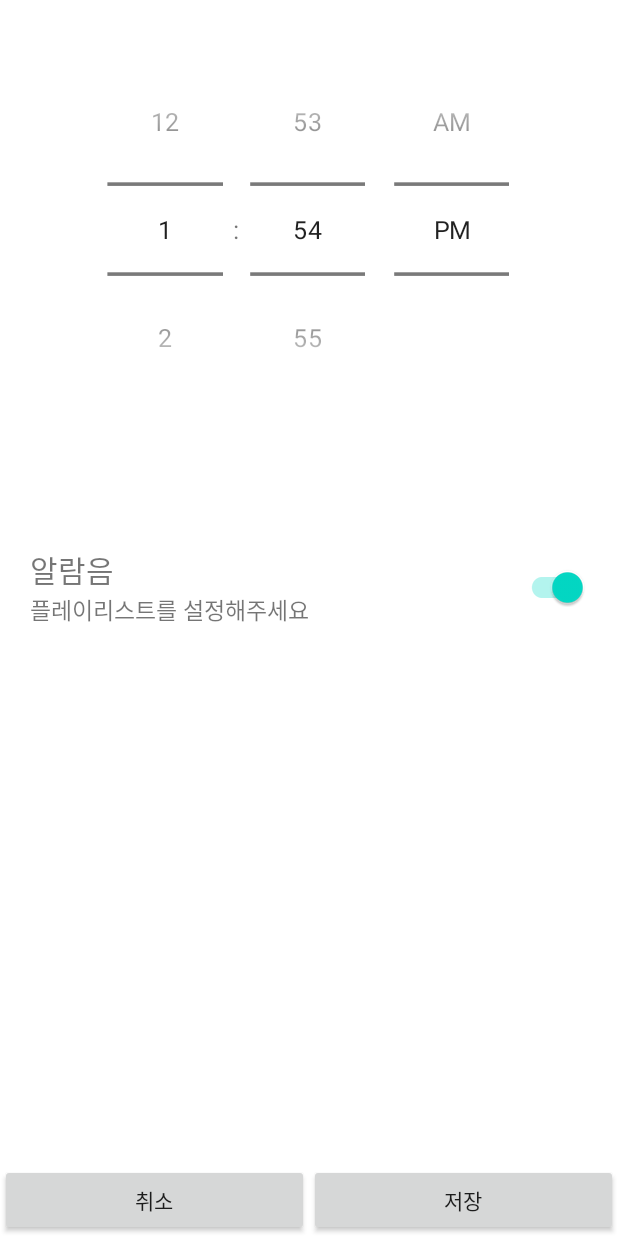
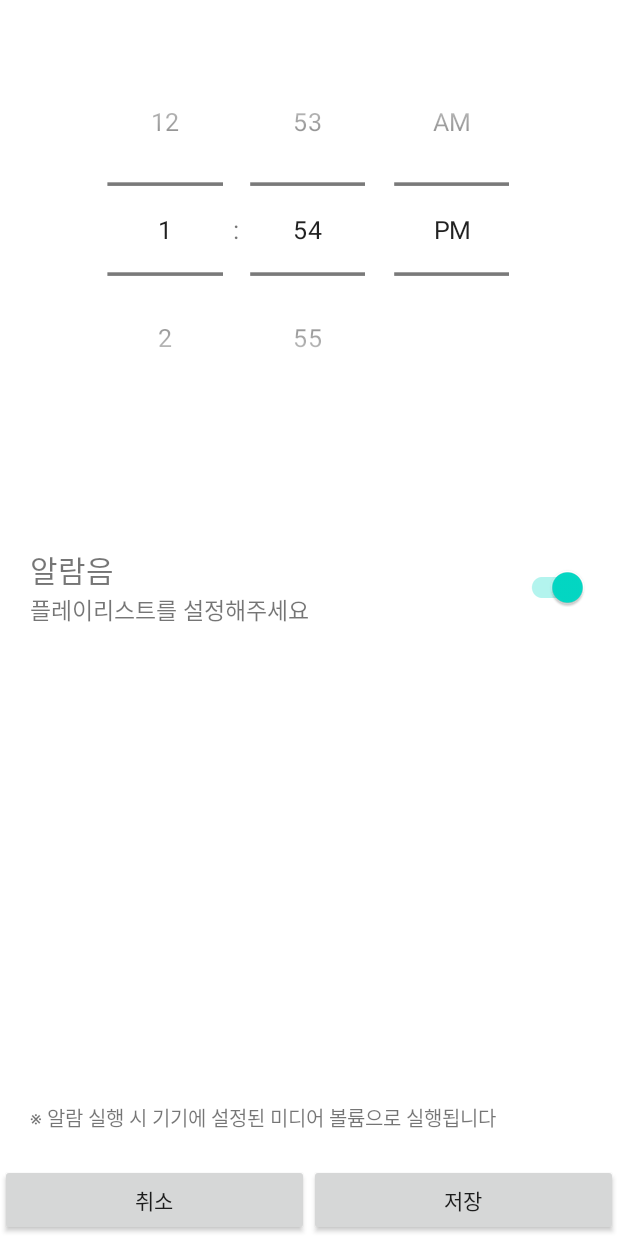
Before and after one commit to JungWooGeon/AlarmPlayList, an Android app: the AddAlarmActivity screen opened directly, with no data from a screen before it, on a phone screen of 412 x 824 dp. Run offline under Robolectric (Android 15) with nearby library versions, the phone set to English and light mode, and no system bars; our stand-ins replace Room's generated code.

Commit message:
add button ripple effect, alarm guide text

```diff
--- a/app/src/main/res/layout/activity_add_alarm.xml
+++ b/app/src/main/res/layout/activity_add_alarm.xml
@@ -1,6 +1,7 @@
 <?xml version="1.0" encoding="utf-8"?>
 <androidx.constraintlayout.widget.ConstraintLayout xmlns:android="http://schemas.android.com/apk/res/android"
     xmlns:app="http://schemas.android.com/apk/res-auto"
+    xmlns:tools="http://schemas.android.com/tools"
     android:layout_width="match_parent"
     android:layout_height="match_parent">
 
@@ -72,6 +73,19 @@
             app:layout_constraintHorizontal_bias="1"
             app:layout_constraintStart_toEndOf="@+id/alarm_music_layout"
             app:layout_constraintTop_toTopOf="@id/alarm_music_layout" />
+
+        <TextView
+            android:layout_width="match_parent"
+            android:layout_height="wrap_content"
+            android:autoSizeMaxTextSize="18sp"
+            android:autoSizeMinTextSize="5sp"
+            android:autoSizeStepGranularity="2sp"
+            android:autoSizeTextType="uniform"
+            android:text="@string/check_media_volume"
+            app:layout_constraintBottom_toBottomOf="parent"
+            app:layout_constraintEnd_toEndOf="parent"
+            app:layout_constraintStart_toStartOf="parent"
+            tools:targetApi="o" />
 
         <!--        <View-->
         <!--            android:id="@+id/first_line"-->
--- a/app/src/main/res/layout/fragment_alarm.xml
+++ b/app/src/main/res/layout/fragment_alarm.xml
@@ -26,6 +26,7 @@
         android:layout_width="40dp"
         android:layout_height="40dp"
         android:layout_marginEnd="16dp"
+        android:background="?attr/selectableItemBackgroundBorderless"
         android:src="@drawable/ic_add"
         app:layout_constraintBottom_toTopOf="@id/alarm_recyclerview"
         app:layout_constraintEnd_toEndOf="parent"
--- a/app/src/main/res/layout/fragment_playlist.xml
+++ b/app/src/main/res/layout/fragment_playlist.xml
@@ -21,6 +21,7 @@
         android:layout_width="40dp"
         android:layout_height="40dp"
         android:layout_marginEnd="20dp"
+        android:background="?attr/selectableItemBackgroundBorderless"
         android:src="@drawable/ic_playlist_add"
         app:layout_constraintEnd_toEndOf="parent"
         app:layout_constraintTop_toTopOf="@id/playlist_label" />
@@ -52,6 +53,7 @@
         android:id="@+id/btn_add_music"
         android:layout_width="30dp"
         android:layout_height="30dp"
+        android:background="?attr/selectableItemBackgroundBorderless"
         android:src="@drawable/ic_add"
         app:layout_constraintEnd_toEndOf="@id/btn_add_list"
         app:layout_constraintTop_toBottomOf="@id/playlist" />
--- a/app/src/main/res/layout/recyclerview_musiclist_layout.xml
+++ b/app/src/main/res/layout/recyclerview_musiclist_layout.xml
@@ -43,6 +43,7 @@
         android:id="@+id/btn_more"
         android:layout_width="wrap_content"
         android:layout_height="15dp"
+        android:background="?attr/selectableItemBackgroundBorderless"
         android:src="@drawable/ic_more_vert"
         app:layout_constraintBottom_toBottomOf="@id/music_title"
         app:layout_constraintEnd_toEndOf="parent"
--- a/app/src/main/res/layout/recyclerview_playlist_layout.xml
+++ b/app/src/main/res/layout/recyclerview_playlist_layout.xml
@@ -51,6 +51,7 @@
         android:layout_width="wrap_content"
         android:layout_height="15dp"
         android:layout_marginTop="2dp"
+        android:background="?attr/selectableItemBackgroundBorderless"
         android:src="@drawable/ic_more_vert"
         app:layout_constraintEnd_toEndOf="parent"
         app:layout_constraintStart_toEndOf="@id/playlist_title"
--- a/app/src/main/res/values/strings.xml
+++ b/app/src/main/res/values/strings.xml
@@ -43,4 +43,5 @@
     <string name="plz_input_title">제목을 입력해주세요</string>
     <string name="plz_add_first_playlist">플레이리스트를 먼저 추가해주세요</string>
     <string name="fail_search_retry">"오류가 발생하였습니다"</string>
+    <string name="check_media_volume">※ 알람 실행 시 기기에 설정된 미디어 볼륨으로 실행됩니다</string>
 </resources>
```
